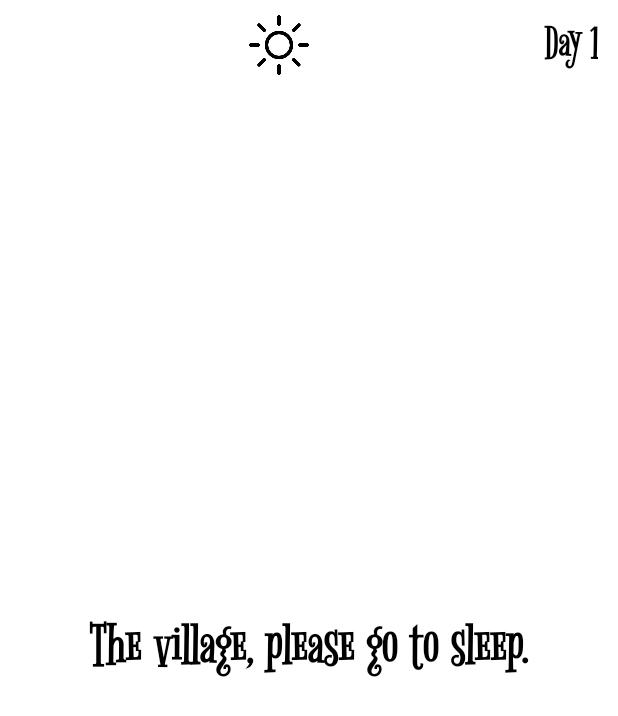
After one commit to Namnguyen0312/WereWolf-Management-Java-Firebase, an Android app: the DayFragment screen opened directly, with no data from a screen before it, on a phone screen of 412 x 824 dp. The commit adds this screen. Shown: the top 716 px of the screen. Run offline under Robolectric (Android 15) with nearby library versions, the phone set to English and light mode, and no system bars.

Commit message:
Update DayNight Screen

```diff
--- /dev/null
+++ b/app/src/main/java/code/org/werewolfmanagement/DayFragment.java
@@ -0,0 +1,81 @@
+package code.org.werewolfmanagement;
+
+import android.os.Bundle;
+
+import androidx.fragment.app.Fragment;
+
+import android.util.Log;
+import android.view.LayoutInflater;
+import android.view.View;
+import android.view.ViewGroup;
+import android.widget.LinearLayout;
+import android.widget.RelativeLayout;
+import android.widget.TextView;
+
+import code.org.werewolfmanagement.model.RoomModel;
+import code.org.werewolfmanagement.utils.AndroidUtil;
+
+public class DayFragment extends Fragment {
+
+    private TextView nameRoomDayTxt, dayTxt;
+    private LinearLayout dayCallScr, dayActivityScr;
+    private RoomModel roomModel;
+    private String roomId;
+    private int countDay = 0;
+
+    public DayFragment() {
+    }
+
+    @Override
+    public View onCreateView(LayoutInflater inflater, ViewGroup container,
+                             Bundle savedInstanceState) {
+        View view = inflater.inflate(R.layout.fragment_day, container, false);
+        initView(view);
+
+        setNameRoom();
+
+        setDay();
+
+        return view;
+    }
+
+    private void setDay() {
+        dayTxt.setText("Day " + countDay);
+    }
+
+    private void setNameRoom() {
+        Bundle bundle = getArguments();
+        roomModel = (RoomModel) bundle.getSerializable("roomModel");
+        roomId = roomModel.getRoomId();
+        String name = roomModel.getName();
+        nameRoomDayTxt.setText(name);
+    }
+
+    public void initView(View view) {
+        nameRoomDayTxt = view.findViewById(R.id.nameRoomDayTxt);
+        dayTxt = view.findViewById(R.id.dayTxt);
+        dayCallScr = view.findViewById(R.id.dayCallScr);
+        dayActivityScr = view.findViewById(R.id.dayActivityScr);
+
+    }
+
+    @Override
+    public void onCreate(Bundle savedInstanceState) {
+        super.onCreate(savedInstanceState);
+        countDay++;
+        Log.d("FragmentcountDay", "Fragment created. countDay: " + countDay);
+    }
+
+    @Override
+    public void onResume() {
+        super.onResume();
+        countDay = countDay;
+        Log.d("FragmentcountDay", "Fragment resumed. countDay: " + countDay);
+    }
+
+    @Override
+    public void onPause() {
+        super.onPause();
+        Log.d("FragmentcountDay", "Fragment paused. countDay: " + countDay);
+    }
+}
--- a/app/src/main/java/code/org/werewolfmanagement/InGameActivity.java
+++ b/app/src/main/java/code/org/werewolfmanagement/InGameActivity.java
@@ -16,12 +16,9 @@ import code.org.werewolfmanagement.model.RoomModel;
 import code.org.werewolfmanagement.utils.AndroidUtil;
 
 public class InGameActivity extends AppCompatActivity {
-    private TextView nameRoomDayTxt, nameRoomNightTxt;
-    private LinearLayout dayScr, dayActivityScr, nightScr, nightActivityScr;
-    private RoomModel roomModel;
-    private PlayerModel playerModel;
-    private String roomId;
-    private Animation animation;
+    private DayFragment dayFragment;
+    private NightFragment nightFragment;
+
 
     @Override
     protected void onCreate(Bundle savedInstanceState) {
@@ -30,55 +27,33 @@ public class InGameActivity extends AppCompatActivity {
 
         initView();
 
-        setNameRoom();
+        setDataToFragment();
 
-        setDayOne();
-
+        AndroidUtil.getFragmentManagerAndSetAnim(getSupportFragmentManager(), R.id.dayScr, dayFragment, R.anim.fade_in, R.anim.fade_out);
+        new Handler().postDelayed(new Runnable() {
+            @Override
+            public void run() {
+                AndroidUtil.getFragmentManagerAndSetAnim(getSupportFragmentManager(), R.id.dayScr, nightFragment, R.anim.fade_in, R.anim.fade_out);
+            }
+        }, 3000);
 
 
     }
 
-    private void setNameRoom() {
-        roomModel = AndroidUtil.getRoomModelFromIntent(getIntent());
-        roomId = roomModel.getRoomId();
-        String name = roomModel.getName();
-        nameRoomDayTxt.setText(name);
-        nameRoomNightTxt.setText(name);
-    }
-
-    private void setDayScr(){
-        dayScr.setVisibility(View.VISIBLE);
-        nightScr.setVisibility(View.GONE);
-        dayScr.startAnimation(animation);
-    }
-
-    private void setNightScr(){
-        dayScr.setVisibility(View.GONE);
-        nightScr.setVisibility(View.VISIBLE);
-        nightScr.startAnimation(animation);
+    private void setDataToFragment() {
+        Bundle bundle = new Bundle();
+        bundle.putSerializable("roomModel", AndroidUtil.getRoomModelFromIntent(getIntent()));
+        dayFragment.setArguments(bundle);
+        nightFragment.setArguments(bundle);
 
     }
 
-    private void setDayOne(){
-        animation = AnimationUtils.loadAnimation(getApplicationContext(), R.anim.fade);
 
-        setDayScr();
-        new Handler().postDelayed(new Runnable() {
-            @Override
-            public void run() {
+    private void initView() {
 
-                setNightScr();
-            }
-        }, 5000);
-    }
+        dayFragment = new DayFragment();
+        nightFragment = new NightFragment();
 
-    private void initView(){
-        nameRoomDayTxt = findViewById(R.id.nameRoomDayTxt);
-        nameRoomNightTxt = findViewById(R.id.nameRoomNightTxt);
-        dayScr = findViewById(R.id.dayScr);
-        dayActivityScr = findViewById(R.id.dayActivityScr);
-        nightScr = findViewById(R.id.nightScr);
-        nightActivityScr = findViewById(R.id.nightActivityScr);
 
     }
 }
--- a/app/src/main/java/code/org/werewolfmanagement/model/PlayerModel.java
+++ b/app/src/main/java/code/org/werewolfmanagement/model/PlayerModel.java
@@ -1,6 +1,8 @@
 package code.org.werewolfmanagement.model;
 
-public class PlayerModel {
+import java.io.Serializable;
+
+public class PlayerModel implements Serializable {
     private String playerId;
     private String role;
 
--- a/app/src/main/java/code/org/werewolfmanagement/model/RoomModel.java
+++ b/app/src/main/java/code/org/werewolfmanagement/model/RoomModel.java
@@ -2,7 +2,9 @@ package code.org.werewolfmanagement.model;
 
 import com.google.firebase.Timestamp;
 
-public class RoomModel {
+import java.io.Serializable;
+
+public class RoomModel implements Serializable {
     private String name;
     private Timestamp createdTimestamp;
     private int numberOfPlayer;
--- a/app/src/main/java/code/org/werewolfmanagement/utils/AndroidUtil.java
+++ b/app/src/main/java/code/org/werewolfmanagement/utils/AndroidUtil.java
@@ -2,11 +2,24 @@ package code.org.werewolfmanagement.utils;
 
 import android.content.Context;
 import android.content.Intent;
+import android.view.animation.Animation;
+import android.view.animation.AnimationUtils;
 import android.widget.Toast;
+
+import androidx.fragment.app.Fragment;
+import androidx.fragment.app.FragmentManager;
 
 import code.org.werewolfmanagement.model.RoomModel;
 
 public class AndroidUtil {
+
+    public static Animation getAnimation(Context context, int anim){
+        return AnimationUtils.loadAnimation(context, anim);
+    }
+
+    public static void getFragmentManagerAndSetAnim(FragmentManager fragmentManager, int containerId, Fragment fragment, int in, int out){
+        fragmentManager.beginTransaction().setCustomAnimations(in, out).replace(containerId, fragment).commit();
+    }
 
     public static void passRoomModelAsIntent(Intent intent, RoomModel model, String roomId){
         intent.putExtra("name", model.getName());
--- a/app/src/main/res/anim/fade.xml
+++ b/app/src/main/res/anim/fade.xml
@@ -1,4 +1,3 @@
-<?xml version="1.0" encoding="utf-8"?>
 <set xmlns:android="http://schemas.android.com/apk/res/android">
     <alpha
         android:fromAlpha="0.0"
--- /dev/null
+++ b/app/src/main/res/anim/fade_in.xml
@@ -0,0 +1,5 @@
+<?xml version="1.0" encoding="utf-8"?>
+<alpha xmlns:android="http://schemas.android.com/apk/res/android"
+    android:interpolator="@android:anim/accelerate_interpolator"
+    android:fromAlpha="0.0" android:toAlpha="1.0"
+    android:duration="500" />
--- /dev/null
+++ b/app/src/main/res/anim/fade_out.xml
@@ -0,0 +1,5 @@
+<?xml version="1.0" encoding="utf-8"?>
+<alpha xmlns:android="http://schemas.android.com/apk/res/android"
+    android:interpolator="@android:anim/accelerate_interpolator"
+    android:fromAlpha="1.0" android:toAlpha="0.0"
+    android:duration="500" />
--- /dev/null
+++ b/app/src/main/res/layout/fragment_day.xml
@@ -0,0 +1,89 @@
+<?xml version="1.0" encoding="utf-8"?>
+<LinearLayout xmlns:android="http://schemas.android.com/apk/res/android"
+    xmlns:tools="http://schemas.android.com/tools"
+    android:layout_width="match_parent"
+    android:layout_height="match_parent"
+    android:background="@color/white"
+    android:orientation="vertical"
+    android:padding="10dp"
+    tools:context=".DayFragment">
+
+
+    <LinearLayout
+        android:layout_width="match_parent"
+        android:layout_height="wrap_content"
+        android:orientation="horizontal"
+        android:weightSum="100">
+
+        <TextView
+            android:id="@+id/nameRoomDayTxt"
+            android:layout_width="wrap_content"
+            android:layout_height="wrap_content"
+            android:layout_gravity="center_vertical"
+            android:fontFamily="@font/bigelow_rules"
+            android:text="Name"
+            android:textColor="@color/black"
+            android:textSize="30dp"
+            android:textStyle="bold"
+            android:layout_weight="33"/>
+
+        <ImageView
+            android:layout_width="40dp"
+            android:layout_height="40dp"
+            android:src="@drawable/day_icon"
+            android:layout_weight="33"
+            android:layout_gravity="center_vertical"/>
+
+        <TextView
+            android:id="@+id/dayTxt"
+            android:layout_width="wrap_content"
+            android:layout_height="wrap_content"
+            android:layout_gravity="center_vertical"
+            android:gravity="end"
+            android:fontFamily="@font/bigelow_rules"
+            android:text="Day"
+            android:textColor="@color/black"
+            android:textSize="30dp"
+            android:textStyle="bold"
+            android:layout_weight="33"/>
+
+    </LinearLayout>
+
+
+    <LinearLayout
+        android:layout_width="match_parent"
+        android:layout_height="match_parent"
+        android:orientation="vertical"
+        android:visibility="visible">
+
+        <LinearLayout
+            android:id="@+id/dayCallScr"
+            android:layout_width="match_parent"
+            android:layout_height="match_parent"
+            android:gravity="center"
+            android:orientation="vertical">
+
+            <TextView
+                android:layout_width="wrap_content"
+                android:layout_height="wrap_content"
+                android:fontFamily="@font/bigelow_rules"
+                android:text="The village, please go to sleep."
+                android:textColor="@color/black"
+                android:textSize="40dp"
+                android:textStyle="bold" />
+        </LinearLayout>
+
+        <LinearLayout
+            android:layout_width="match_parent"
+            android:layout_height="match_parent"
+            android:gravity="center"
+            android:id="@+id/dayActivityScr"
+            android:orientation="vertical">
+
+        </LinearLayout>
+
+
+
+    </LinearLayout>
+
+</LinearLayout>
--- a/app/src/main/res/values/strings.xml
+++ b/app/src/main/res/values/strings.xml
@@ -5,4 +5,6 @@
         <item>Villager</item>
         <item>Shield</item>
     </string-array>
+    <!-- TODO: Remove or change this placeholder text -->
+    <string name="hello_blank_fragment">Hello blank fragment</string>
 </resources>
```
Also changed, not shown: app/src/main/java/code/org/werewolfmanagement/NightFragment.java (added, +82 -0 lines), app/src/main/java/code/org/werewolfmanagement/ReceiveRolesActivity.java (+2 -12 lines), app/src/main/res/layout/activity_in_game.xml (+2 -117 lines), app/src/main/res/layout/fragment_night.xml (added, +76 -0 lines).
